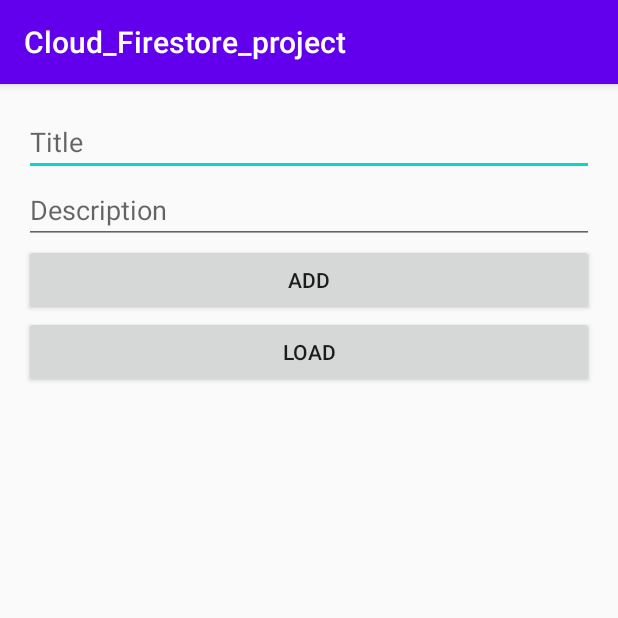
After one commit to sanjaydraws/cloud-firestore-practice, an Android app: the FirestoreTut2Activity screen opened directly, with no data from a screen before it, on a phone screen of 412 x 824 dp, the top half of it. The commit adds this screen. Run offline under Robolectric (Android 15) with nearby library versions, the phone set to English and light mode, and no system bars; our stand-ins replace Firebase (no records; nobody signed in at launch, a user with empty details on screens opened directly), data binding.

Commit message:
add & retrieval note

```diff
--- a/app/build.gradle
+++ b/app/build.gradle
@@ -41,6 +41,7 @@ dependencies {
     implementation 'androidx.constraintlayout:constraintlayout:2.0.4'
     implementation 'com.google.firebase:firebase-core:19.0.0'
     implementation 'com.google.firebase:firebase-firestore:23.0.2'
+    implementation 'com.google.android.material:material:1.4.0'
 
     testImplementation 'junit:junit:4.12'
     androidTestImplementation 'androidx.test.ext:junit:1.1.3'
--- a/app/src/main/AndroidManifest.xml
+++ b/app/src/main/AndroidManifest.xml
@@ -9,6 +9,7 @@
         android:roundIcon="@mipmap/ic_launcher_round"
         android:supportsRtl="true"
         android:theme="@style/AppTheme">
+        <activity android:name=".FirestoreTut2Activity"></activity>
         <activity android:name=".MainActivity">
             <intent-filter>
                 <action android:name="android.intent.action.MAIN" />
--- /dev/null
+++ b/app/src/main/java/com/example/cloud_firestore_project/FirestoreTut2Activity.kt
@@ -0,0 +1,50 @@
+package com.example.cloud_firestore_project
+
+import android.app.Activity
+import android.content.Intent
+import android.os.Bundle
+import android.view.View
+import androidx.appcompat.app.AppCompatActivity
+import com.example.cloud_firestore_project.databinding.ActivityFirestoreTut2Binding
+import com.example.cloud_firestore_project.models.Note
+import com.google.firebase.firestore.FirebaseFirestore
+
+class FirestoreTut2Activity : AppCompatActivity() {
+
+    val db by lazy{
+       FirebaseFirestore.getInstance()
+    }
+    val notebookRef by lazy{
+        db.collection("Notebook")
+    }
+    val noteRef by lazy{
+        db.document("Notebook/My First Note")
+    }
+
+    var binding:ActivityFirestoreTut2Binding ? = null
+    companion object{
+        fun  start(context: Activity?=null){
+            val intent = Intent(context,FirestoreTut2Activity::class.java )
+            context?.startActivity(intent)
+        }
+    }
+    override fun onCreate(savedInstanceState: Bundle?) {
+        super.onCreate(savedInstanceState)
+        binding = ActivityFirestoreTut2Binding.inflate(layoutInflater)
+        binding.apply {
+            setContentView(binding?.root)
+        }
+
+    }
+    fun addNote(view: View){
+        val title: String = binding?.editTextTitle?.getText().toString()
+        val description: String = binding?.editTextDescription?.getText().toString()
+        val note = Note(title, description)
+        notebookRef.add(note)
+
+    }
+    fun loadNotes(){
+
+    }
+
+}
--- a/app/src/main/java/com/example/cloud_firestore_project/models/Note.kt
+++ b/app/src/main/java/com/example/cloud_firestore_project/models/Note.kt
@@ -2,18 +2,19 @@ package com.example.cloud_firestore_project.models
 
 class Note {
 
-    private var title:String ? = null
+     var title:String ? = null
         get() = field
         set(value) {
             field = value
         }
 
-    private var description:String ? = null
+     var description:String ? = null
         get() = field
         set(value) {
             field = value
         }
 
+    // firebase always needs public empty constructor
     public constructor(){
         // public no-arg constructor needed firebase
     }
--- /dev/null
+++ b/app/src/main/res/layout/activity_firestore_tut2.xml
@@ -0,0 +1,49 @@
+<?xml version="1.0" encoding="utf-8"?>
+<layout xmlns:tools="http://schemas.android.com/tools">
+
+    <LinearLayout xmlns:android="http://schemas.android.com/apk/res/android"
+        android:layout_width="match_parent"
+        android:layout_height="match_parent"
+        android:orientation="vertical"
+        android:padding="16dp"
+        tools:context=".FirestoreTut2Activity">
+
+        <EditText
+            android:id="@+id/edit_text_title"
+            android:layout_width="match_parent"
+            android:layout_height="wrap_content"
+            android:hint="Title"
+            android:inputType="text" />
+
+        <EditText
+            android:id="@+id/edit_text_description"
+            android:layout_width="match_parent"
+            android:layout_height="wrap_content"
+            android:hint="Description"
+            android:inputType="text" />
+
+        <Button
+            android:layout_width="match_parent"
+            android:layout_height="wrap_content"
+            android:onClick="addNote"
+            android:text="Add" />
+
+        <Button
+            android:layout_width="match_parent"
+            android:layout_height="wrap_content"
+            android:onClick="loadNotes"
+            android:text="Load"/>
+
+        <androidx.core.widget.NestedScrollView
+            android:layout_width="match_parent"
+            android:layout_height="wrap_content">
+
+            <TextView
+                android:id="@+id/text_view_data"
+                android:layout_width="wrap_content"
+                android:layout_height="wrap_content"
+                android:textSize="20sp" />
+
+        </androidx.core.widget.NestedScrollView>
+    </LinearLayout>
+</layout>
```
Also changed, not shown: app/src/main/java/com/example/cloud_firestore_project/MainActivity.kt (+44 -14 lines), app/src/main/res/layout/activity_main.xml (+7 -0 lines), 2 other files.
